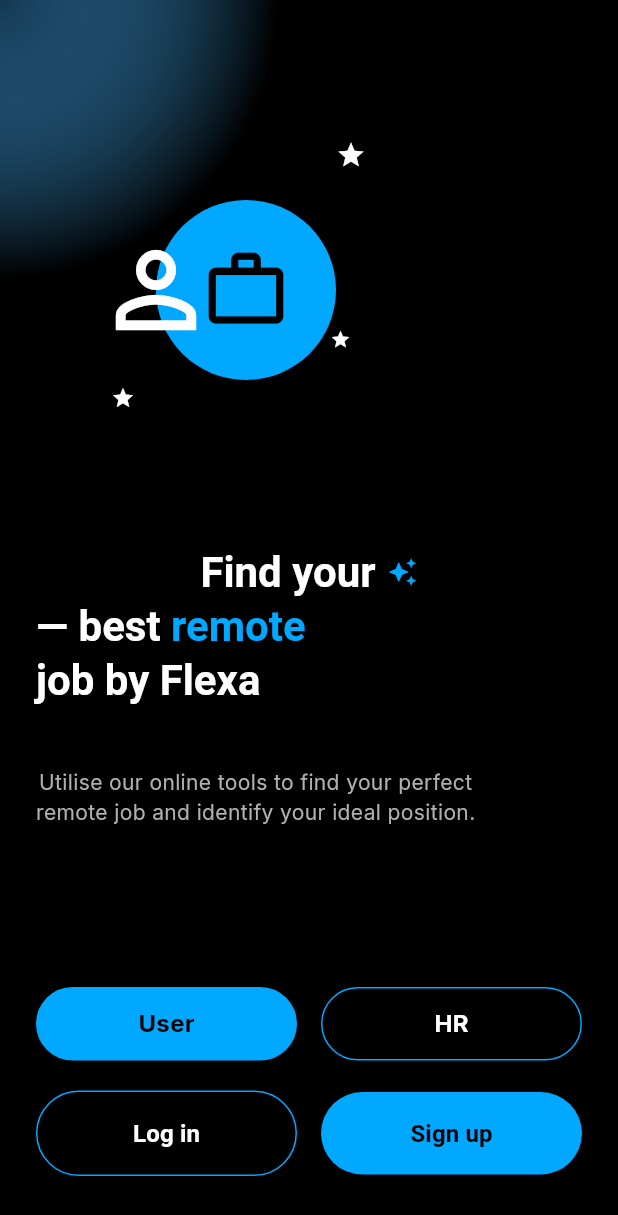
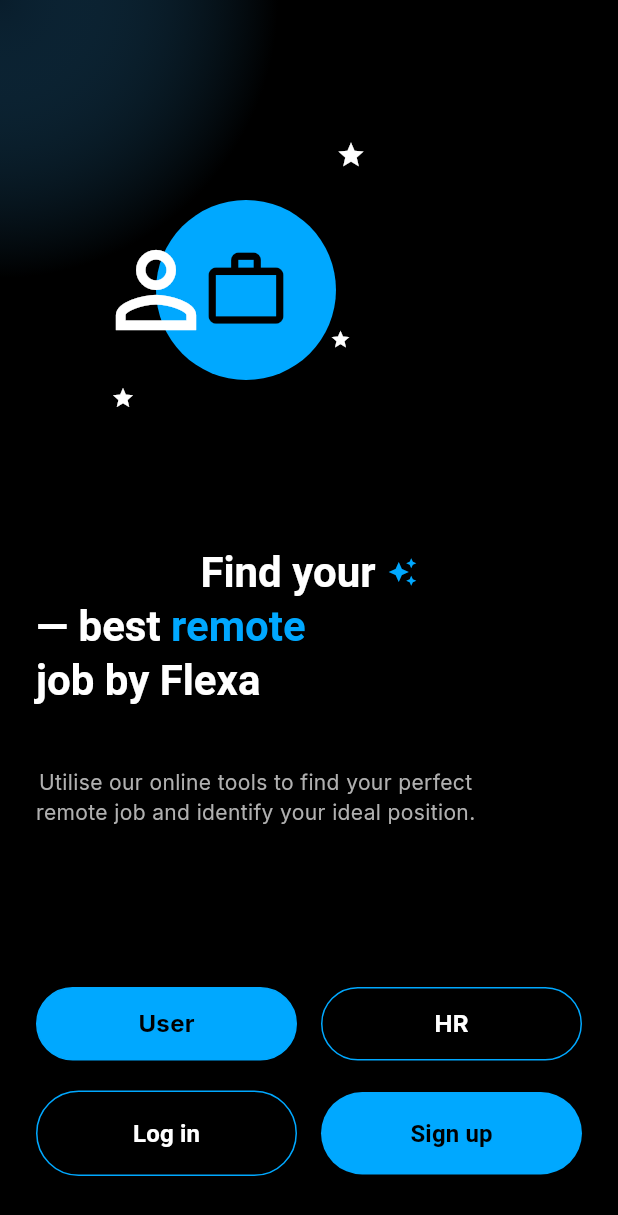
Before and after one commit to baraawael722/Moblie-Application-For-Resume-Project, a Flutter app: the screen it shows after launch, on a phone screen of 412 x 824 dp. Shown: the top 1215 px of the screen. Run offline on Flutter 3.47's test engine with Material 3 defaults, Android fonts, the phone set to English and light mode, and no system bars; our stand-ins replace file_picker, google_fonts.

Commit message:
Update color scheme in AppTheme for consistency with design

```diff
--- a/lib/theme/app_theme.dart
+++ b/lib/theme/app_theme.dart
@@ -3,12 +3,12 @@ import 'package:google_fonts/google_fonts.dart';
 
 class AppTheme {
   // Main colors matching the design - Blue Version
-  static const Color primaryBg = Color(0xFF0D2A3D); // Darker blue
-  static const Color secondaryBg = Color(0xFF0A1E2E); // Medium blue
-  static const Color cardBg = Color(0xFF153545); // Lighter blue background
+  static const Color primaryBg = Color(0xFF071825); // Darker blue
+  static const Color secondaryBg = Color(0xFF051218); // Medium blue
+  static const Color cardBg = Color(0xFF0D2535); // Lighter blue background
   static const Color accentGreen = Color(0xFF00A8FF); // Bright blue
-  static const Color shimmerGreen = Color(0xFF4DB8FF); // Shimmering light blue
-  static const Color glowGreen = Color(0xFF7ACCFF); // Light glow blue
+  static const Color shimmerGreen = Color(0xFF1A4A66); // Shimmering light blue
+  static const Color glowGreen = Color(0xFF2A5A77); // Light glow blue
   static const Color textPrimary = Color(0xFFFFFFFF); // White
   static const Color textSecondary = Color(0xFFB0B0B0); // Gray
 
@@ -83,7 +83,7 @@ class AppTheme {
       contentPadding: const EdgeInsets.symmetric(horizontal: 16, vertical: 16),
     ),
     bottomNavigationBarTheme: const BottomNavigationBarThemeData(
-      backgroundColor: secondaryBg,
+      backgroundColor: Colors.transparent,
       selectedItemColor: accentGreen,
       unselectedItemColor: textSecondary,
       type: BottomNavigationBarType.fixed,
```
